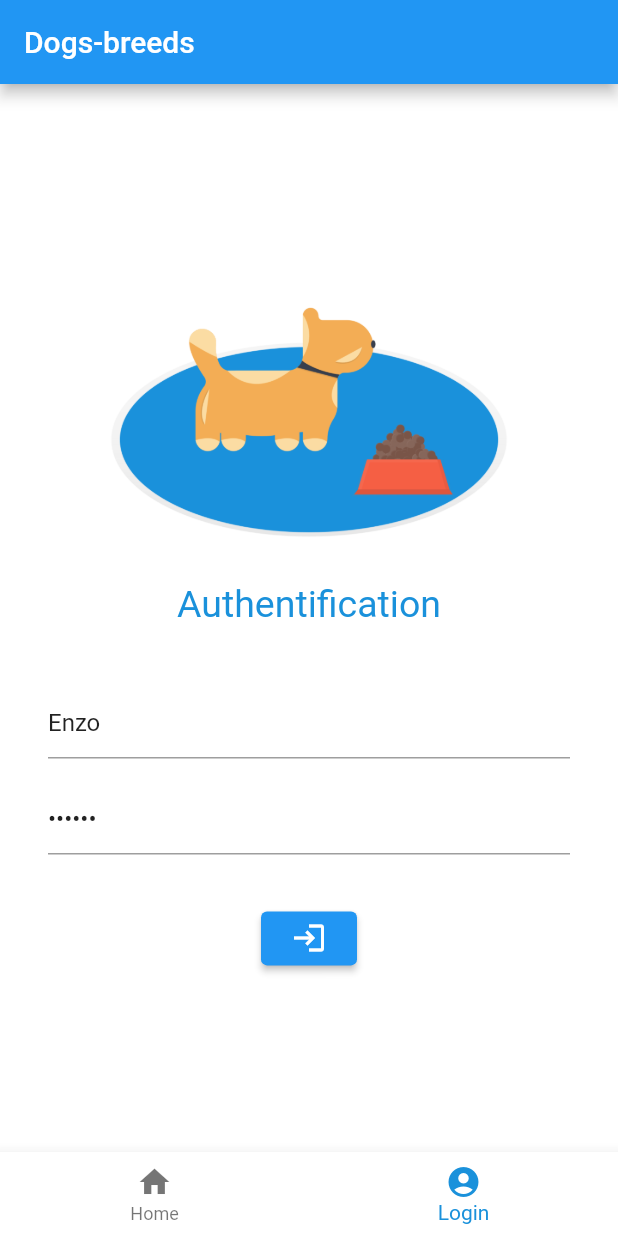
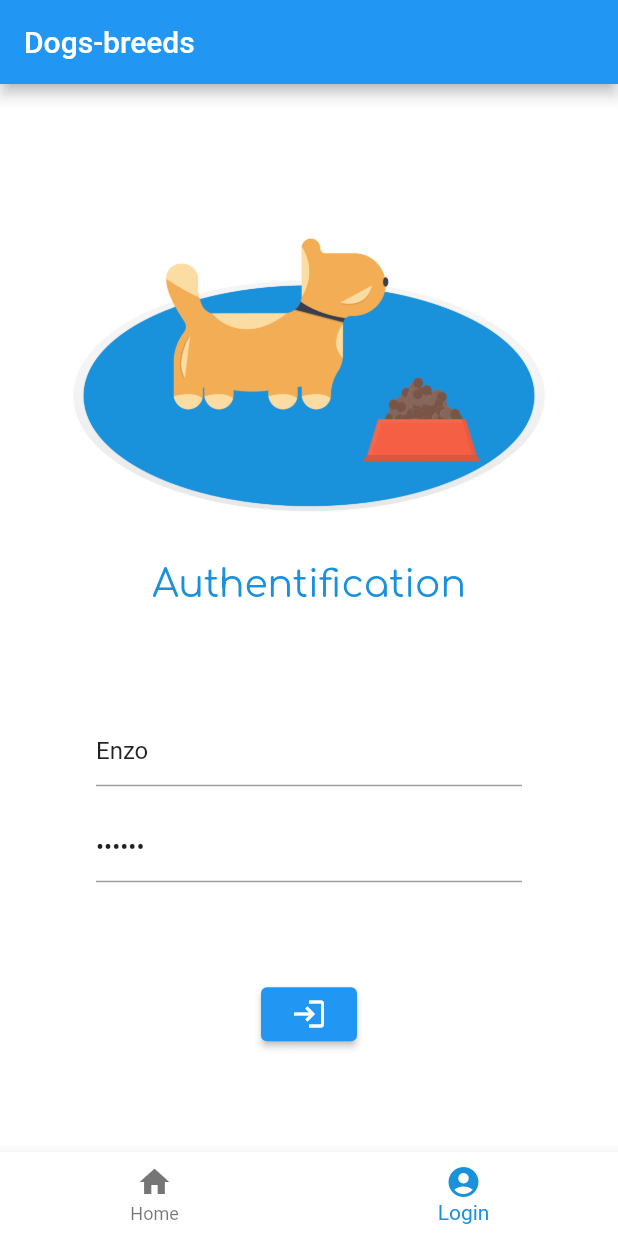
Before and after one commit to tajaouart/dogs-breeds, a Flutter app: the screen it shows after launch, item 2 of the bottom bar chosen, on a phone screen of 412 x 824 dp. Run offline on Flutter 3.47's test engine with Material 2 defaults, Android fonts, the phone set to English and light mode, and no system bars; our stand-ins replace dio, google_fonts, shared_preferences, shimmer, sqflite; accounts and stored records are empty; network calls fail.

Commit message:
use google font family

```diff
--- a/lib/fragments/home.dart
+++ b/lib/fragments/home.dart
@@ -2,6 +2,7 @@ import 'package:dogs_breeds/components.dart';
 import 'package:dogs_breeds/dao/database.dart';
 import 'package:dogs_breeds/models.dart';
 import 'package:flutter/material.dart';
+import 'package:google_fonts/google_fonts.dart';
 import 'package:sqflite/sqflite.dart';
 
 Widget homeFragment(
@@ -113,10 +114,9 @@ Widget homeFragment(
                           Padding(
                             padding: const EdgeInsets.only(
                                 top: 8.0, right: 8.0, bottom: 8),
-                            child: Text(
-                              breed.name.inCaps,
-                              textAlign: TextAlign.left,
-                            ),
+                            child: Text(breed.name.inCaps,
+                                textAlign: TextAlign.left,
+                                style: GoogleFonts.openSans(color: dogBlue)),
                           ),
                         ],
                       ),
@@ -163,7 +163,8 @@ void showDetailModal(Breed breed, BuildContext context) {
                     child: Center(
                         child: Text(
                       breed.name.inCaps,
-                      style: TextStyle(color: Colors.white, fontSize: 25),
+                      style: GoogleFonts.openSans(
+                          color: Colors.white, fontSize: 25),
                     ))),
                 SizedBox(
                   height: 32,
@@ -175,7 +176,8 @@ void showDetailModal(Breed breed, BuildContext context) {
                     children: [
                       Text(
                         "Sub-breeds : ${breed.subBreeds.length}",
-                        style: TextStyle(color: Colors.grey, fontSize: 18),
+                        style: GoogleFonts.roboto(
+                            color: Colors.grey, fontSize: 18),
                       ),
                       SizedBox(
                         height: 16,
@@ -189,7 +191,10 @@ void showDetailModal(Breed breed, BuildContext context) {
                                 onTap: () {},
                                 leading:
                                     Image.asset('assets/pets_black_24dp.png'),
-                                title: Text(subBreed.inCaps),
+                                title: Text(
+                                  subBreed.inCaps,
+                                  style: GoogleFonts.openSans(),
+                                ),
                               ),
                             )
                         ],
--- a/lib/fragments/login.dart
+++ b/lib/fragments/login.dart
@@ -1,5 +1,6 @@
 import 'package:dogs_breeds/components.dart';
 import 'package:flutter/material.dart';
+import 'package:google_fonts/google_fonts.dart';
 import 'package:shared_preferences/shared_preferences.dart';
 
 Widget loginFragment(
@@ -76,8 +77,6 @@ Widget loginFragment(
           );
         } else {
           child = Center(
-            child: Padding(
-              padding: const EdgeInsets.all(32.0),
             child: SingleChildScrollView(
               child: Column(
                 children: [
@@ -87,8 +86,13 @@ Widget loginFragment(
                   ),
                   Text(
                     "Authentification",
-                      style: TextStyle(color: dogBlue, fontSize: 25),
+                    style: GoogleFonts.comfortaa(color: dogBlue, fontSize: 25),
                   ),
+                  Padding(
+                    padding: const EdgeInsets.only(
+                        left: 64.0, right: 64, top: 32, bottom: 32),
+                    child: Column(
+                      children: [
                         SizedBox(
                           height: 40,
                         ),
@@ -104,13 +108,14 @@ Widget loginFragment(
                           controller: passwdController,
                           decoration: InputDecoration(hintText: 'password'),
                         ),
+                      ],
+                    ),
+                  ),
                   SizedBox(
                     height: 32,
                   ),
-                    ElevatedButton(
-                        onPressed: onLogin, child: Icon(Icons.login)),
+                  ElevatedButton(onPressed: onLogin, child: Icon(Icons.login)),
                 ],
-                ),
               ),
             ),
           );
--- a/pubspec.yaml
+++ b/pubspec.yaml
@@ -24,14 +24,16 @@ dependencies:
   flutter:
     sdk: flutter
   dio: ^4.0.0
-  # needed to asign a unique id to objects
+  # needed to assign unique IDs to objects
   uuid: ^3.0.4
   provider: ^5.0.0
   sqflite:
   # needed to save user's info
   shared_preferences: ^2.0.5
-  # as ux approach shimmer is better than a simple circular loader
+  # as ux approach shimmer is better than a simple circular indicator
   shimmer: ^2.0.0
+  # needed because no fonts  provided by default
+  google_fonts: ^2.0.0
 
 
   # The following adds the Cupertino Icons font to your application.
```
Also changed, not shown: pubspec.lock. Lines whose indentation alone changed are shown as unchanged.
